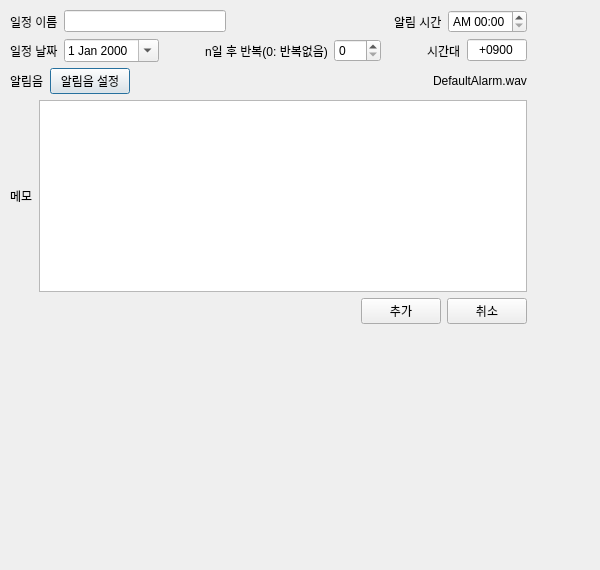
Old version of the form ui/AlarmAddWindow.ui in the repository stellarfloat/2020-2_swp2_ADProject_Remi.
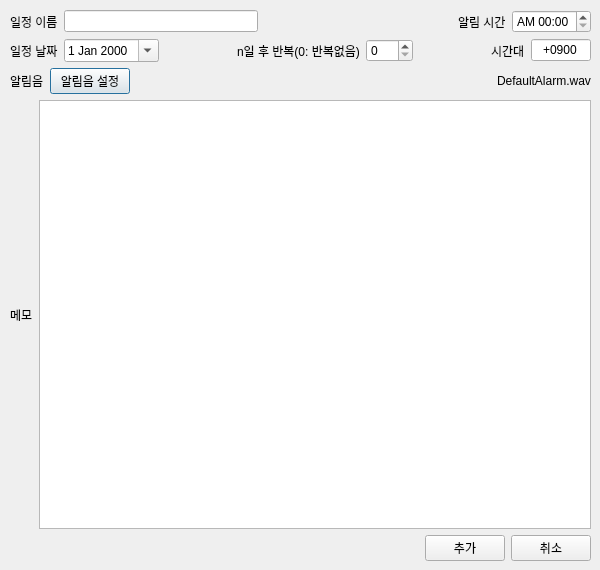
New version of the form.

Diff of the .ui file:
```diff
--- a/ui/AlarmAddWindow.ui
+++ b/ui/AlarmAddWindow.ui
@@ -12,8 +12,8 @@
   </property>
   <property name="minimumSize">
    <size>
-    <width>600</width>
-    <height>570</height>
+    <width>0</width>
+    <height>0</height>
    </size>
   </property>
   <property name="windowTitle">
@@ -39,7 +39,7 @@
     </property>
     <layout class="QVBoxLayout" name="MainLayout">
      <property name="sizeConstraint">
-      <enum>QLayout::SetFixedSize</enum>
+      <enum>QLayout::SetDefaultConstraint</enum>
      </property>
      <property name="leftMargin">
       <number>10</number>
```
